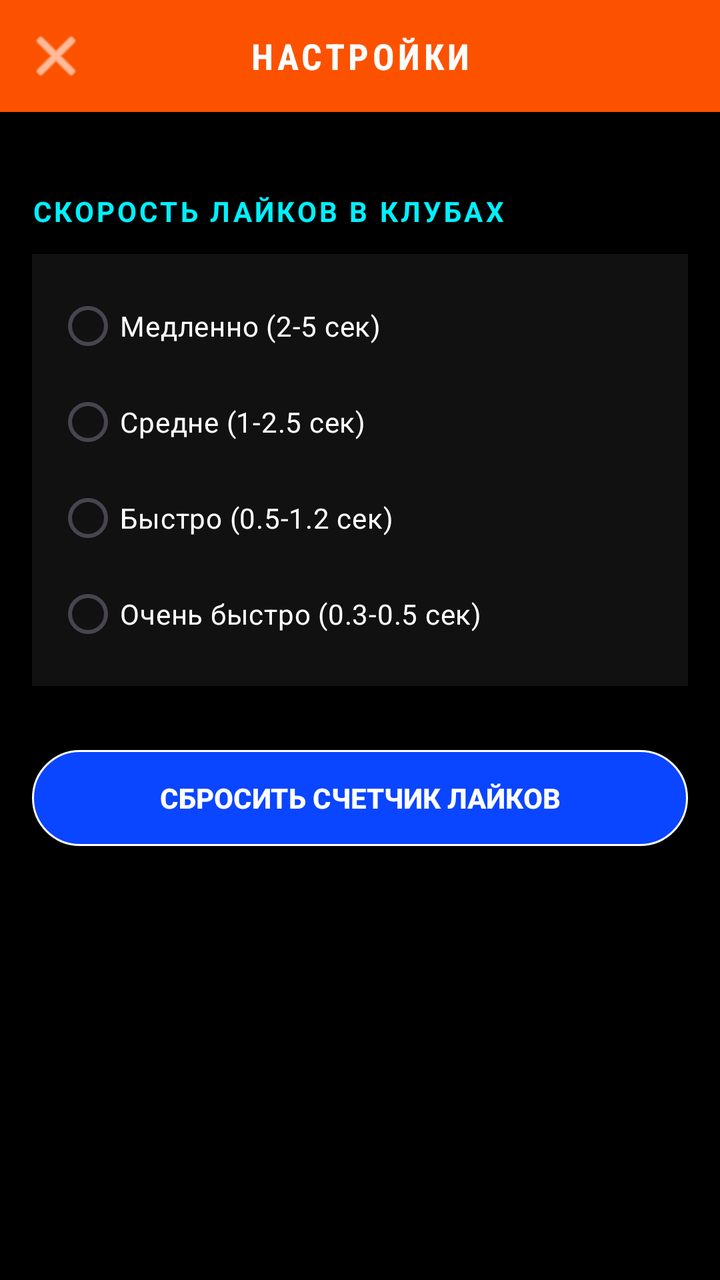
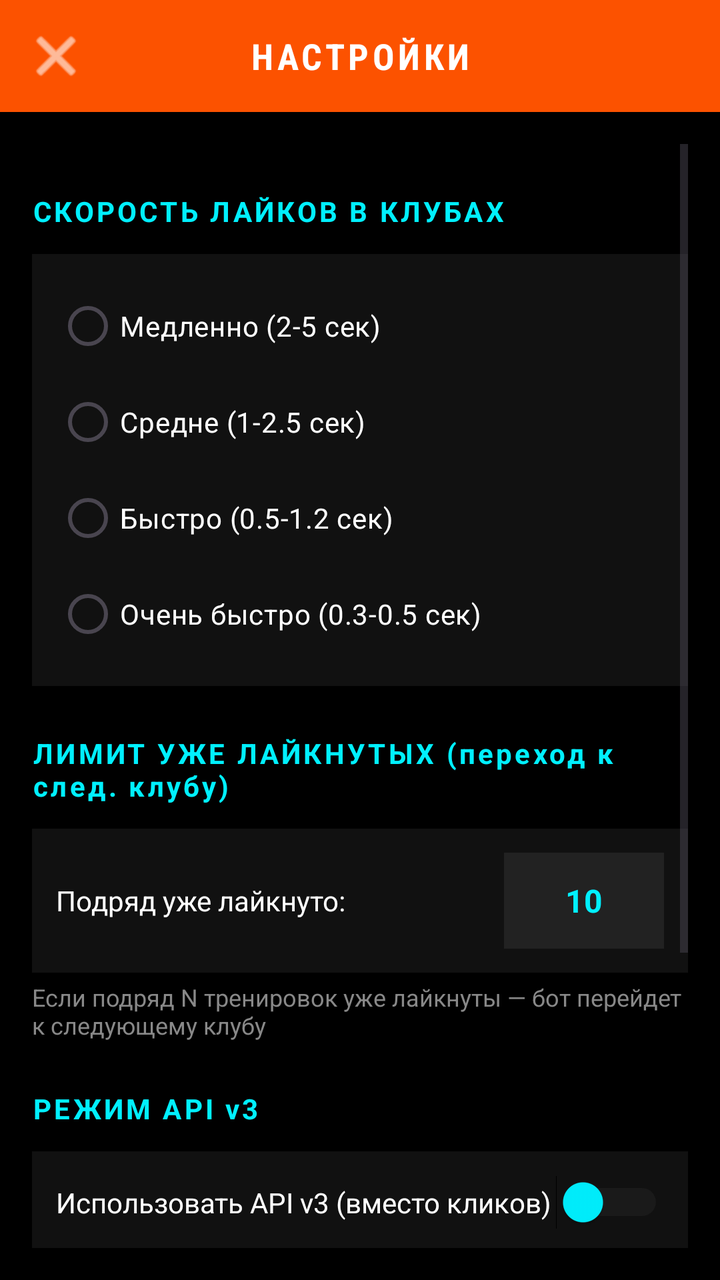

The first picture is an Android layout as it rendered before a commit; the second is the same layout after the commit. The layout source and the unified diff follow.
<!-- AndroidManifest.xml: application theme Theme.StravaKudos -->
<!-- res/layout/activity_settings.xml -->
<?xml version="1.0" encoding="utf-8"?>
<LinearLayout xmlns:android="http://schemas.android.com/apk/res/android"
    android:layout_width="match_parent"
    android:layout_height="match_parent"
    android:orientation="vertical"
    android:background="#000000">

    
    <LinearLayout
        android:layout_width="match_parent"
        android:layout_height="56dp"
        android:orientation="horizontal"
        android:gravity="center_vertical"
        android:background="#FC5200"
        android:paddingStart="8dp"
        android:paddingEnd="8dp">

        <ImageButton
            android:id="@+id/btnBack"
            android:layout_width="40dp"
            android:layout_height="40dp"
            android:background="?android:attr/selectableItemBackgroundBorderless"
            android:src="@android:drawable/ic_menu_close_clear_cancel"
            android:tint="#FFFFFF"
            android:padding="8dp" />

        <TextView
            android:layout_width="0dp"
            android:layout_height="wrap_content"
            android:layout_weight="1"
            android:text="НАСТРОЙКИ"
            android:textColor="#FFFFFF"
            android:textStyle="bold"
            android:textSize="18sp"
            android:gravity="center"
            android:fontFamily="sans-serif-condensed"
            android:letterSpacing="0.1" />

        <View
            android:layout_width="40dp"
            android:layout_height="40dp" />
    </LinearLayout>

    <ScrollView
        android:layout_width="match_parent"
        android:layout_height="match_parent"
        android:padding="16dp">

        <LinearLayout
            android:layout_width="match_parent"
            android:layout_height="wrap_content"
            android:orientation="vertical">

            
            <TextView
                android:layout_width="match_parent"
                android:layout_height="wrap_content"
                android:text="СКОРОСТЬ ЛАЙКОВ В КЛУБАХ"
                android:textColor="#00F0FF"
                android:textStyle="bold"
                android:textSize="14sp"
                android:letterSpacing="0.1"
                android:layout_marginTop="24dp"
                android:layout_marginBottom="12dp" />

            <RadioGroup
                android:id="@+id/radioClubsSpeed"
                android:layout_width="match_parent"
                android:layout_height="wrap_content"
                android:orientation="vertical"
                android:background="#111111"
                android:padding="12dp">

                <RadioButton
                    android:id="@+id/radioSlow"
                    android:layout_width="match_parent"
                    android:layout_height="wrap_content"
                    android:text="Медленно (2-5 сек)"
                    android:textColor="#FFFFFF"
                    android:textSize="14sp"
                    android:buttonTint="#00F0FF"
                    android:paddingVertical="8dp" />

                <RadioButton
                    android:id="@+id/radioMedium"
                    android:layout_width="match_parent"
                    android:layout_height="wrap_content"
                    android:text="Средне (1-2.5 сек)"
                    android:textColor="#FFFFFF"
                    android:textSize="14sp"
                    android:buttonTint="#00F0FF"
                    android:paddingVertical="8dp" />

                <RadioButton
                    android:id="@+id/radioFast"
                    android:layout_width="match_parent"
                    android:layout_height="wrap_content"
                    android:text="Быстро (0.5-1.2 сек)"
                    android:textColor="#FFFFFF"
                    android:textSize="14sp"
                    android:buttonTint="#00F0FF"
                    android:paddingVertical="8dp" />

                <RadioButton
                    android:id="@+id/radioUltra"
                    android:layout_width="match_parent"
                    android:layout_height="wrap_content"
                    android:text="Очень быстро (0.3-0.5 сек)"
                    android:textColor="#FFFFFF"
                    android:textSize="14sp"
                    android:buttonTint="#00F0FF"
                    android:paddingVertical="8dp" />
            </RadioGroup>

            <Button
                android:id="@+id/btnResetCounter"
                android:layout_width="match_parent"
                android:layout_height="48dp"
                android:background="@drawable/btn_secondary_bg"
                android:text="Сбросить счетчик лайков"
                android:textColor="#FFFFFF"
                android:textStyle="bold"
                android:textSize="14sp"
                android:layout_marginTop="32dp" />
        </LinearLayout>
    </ScrollView>

</LinearLayout>
<!-- resources referenced by this layout -->
<resources>
  <!-- drawable btn_secondary_bg (drawable) -->
  <?xml version="1.0" encoding="utf-8"?>
  <selector xmlns:android="http://schemas.android.com/apk/res/android">
      <item android:state_enabled="false">
          <shape android:shape="rectangle">
              <solid android:color="#222222" />
              <corners android:radius="9999dp" />
              <stroke
                  android:width="1dp"
                  android:color="#44FFFFFF" />
          </shape>
      </item>
      <item android:state_pressed="true">
          <shape android:shape="rectangle">
              <solid android:color="#0022AA" />
              <corners android:radius="9999dp" />
          </shape>
      </item>
      <item>
          <shape android:shape="rectangle">
              <solid android:color="#0A45FF" /> 
              <corners android:radius="9999dp" />
              <stroke
                  android:width="1dp"
                  android:color="#FFFFFF" />
          </shape>
      </item>
  </selector>
  <style name="Theme.StravaKudos" parent="Theme.Material3.DayNight.NoActionBar">
          <item name="colorPrimary">#FC5200</item>
          <item name="colorSecondary">#E64A19</item>
          <item name="android:statusBarColor">#FC5200</item>
      </style>
</resources>

<!-- the commit's change to res/layout/activity_settings.xml (unified diff, before → after) -->
@@ -112,6 +112,121 @@
                     android:paddingVertical="8dp" />
             </RadioGroup>
 
+            
+            <TextView
+                android:layout_width="match_parent"
+                android:layout_height="wrap_content"
+                android:text="ЛИМИТ УЖЕ ЛАЙКНУТЫХ (переход к след. клубу)"
+                android:textColor="#00F0FF"
+                android:textStyle="bold"
+                android:textSize="14sp"
+                android:letterSpacing="0.1"
+                android:layout_marginTop="24dp"
+                android:layout_marginBottom="12dp" />
+
+            <LinearLayout
+                android:layout_width="match_parent"
+                android:layout_height="wrap_content"
+                android:orientation="horizontal"
+                android:gravity="center_vertical"
+                android:background="#111111"
+                android:padding="12dp">
+
+                <TextView
+                    android:layout_width="0dp"
+                    android:layout_height="wrap_content"
+                    android:layout_weight="1"
+                    android:text="Подряд уже лайкнуто:"
+                    android:textColor="#FFFFFF"
+                    android:textSize="14sp" />
+
+                <EditText
+                    android:id="@+id/etConsecutiveLimit"
+                    android:layout_width="80dp"
+                    android:layout_height="48dp"
+                    android:inputType="number"
+                    android:text="10"
+                    android:textColor="#00F0FF"
+                    android:textSize="16sp"
+                    android:textStyle="bold"
+                    android:gravity="center"
+                    android:background="#222222"
+                    android:textCursorDrawable="@null"
+                    android:padding="8dp" />
+            </LinearLayout>
+
+            <TextView
+                android:layout_width="match_parent"
+                android:layout_height="wrap_content"
+                android:text="Если подряд N тренировок уже лайкнуты — бот перейдет к следующему клубу"
+                android:textColor="#888888"
+                android:textSize="12sp"
+                android:layout_marginTop="4dp" />
+
+            
+            <TextView
+                android:layout_width="match_parent"
+                android:layout_height="wrap_content"
+                android:text="РЕЖИМ API v3"
+                android:textColor="#00F0FF"
+                android:textStyle="bold"
+                android:textSize="14sp"
+                android:letterSpacing="0.1"
+                android:layout_marginTop="24dp"
+                android:layout_marginBottom="12dp" />
+
+            <LinearLayout
+                android:layout_width="match_parent"
+                android:layout_height="wrap_content"
+                android:orientation="horizontal"
+                android:gravity="center_vertical"
+                android:background="#111111"
+                android:padding="12dp">
+
+                <TextView
+                    android:layout_width="0dp"
+                    android:layout_height="wrap_content"
+                    android:layout_weight="1"
+                    android:text="Использовать API v3 (вместо кликов)"
+                    android:textColor="#FFFFFF"
+                    android:textSize="14sp" />
+
+                <Switch
+                    android:id="@+id/switchApiV3"
+                    android:layout_width="wrap_content"
+                    android:layout_height="wrap_content"
+                    android:checked="false"
+                    android:thumbTint="#00F0FF"
+                    android:trackTint="#333333" />
+            </LinearLayout>
+
+            <TextView
+                android:layout_width="match_parent"
+                android:layout_height="wrap_content"
+                android:text="Бот будет ставить лайки через REST API вместо имитации кликов. Может обходить веб rate-limit."
+                android:textColor="#888888"
+                android:textSize="12sp"
+                android:layout_marginTop="4dp" />
+
+            <Button
+                android:id="@+id/btnTestApi"
+                android:layout_width="match_parent"
+                android:layout_height="48dp"
+                android:background="@drawable/btn_primary_bg"
+                android:text="Тестировать API"
+                android:textColor="#000000"
+                android:textStyle="bold"
+                android:textSize="14sp"
+                android:layout_marginTop="16dp" />
+
+            <TextView
+                android:layout_width="match_parent"
+                android:layout_height="wrap_content"
+                android:text="Откроет страницу для тестирования разных API endpoint'ов. Залогинься в Strava и нажми 'Запустить все тесты'."
+                android:textColor="#888888"
+                android:textSize="12sp"
+                android:layout_marginTop="4dp" />
+
             <Button
                 android:id="@+id/btnResetCounter"
                 android:layout_width="match_parent"
<!-- resource entries referenced after the edit -->
@@ -1,5 +1,30 @@
 <!-- resources referenced by this layout -->
 <resources>
+  <!-- drawable btn_primary_bg (drawable) -->
+  <?xml version="1.0" encoding="utf-8"?>
+  <selector xmlns:android="http://schemas.android.com/apk/res/android">
+      <item android:state_enabled="false">
+          <shape android:shape="rectangle">
+              <solid android:color="#444444" />
+              <corners android:radius="9999dp" />
+          </shape>
+      </item>
+      <item android:state_pressed="true">
+          <shape android:shape="rectangle">
+              <solid android:color="#00D0E0" /> 
+              <corners android:radius="9999dp" />
+          </shape>
+      </item>
+      <item>
+          <shape android:shape="rectangle">
+              <solid android:color="#FFFFFF" /> 
+              <corners android:radius="9999dp" />
+              <stroke
+                  android:width="1dp"
+                  android:color="#00F0FF" /> 
+          </shape>
+      </item>
+  </selector>
   <!-- drawable btn_secondary_bg (drawable) -->
   <?xml version="1.0" encoding="utf-8"?>
   <selector xmlns:android="http://schemas.android.com/apk/res/android">
